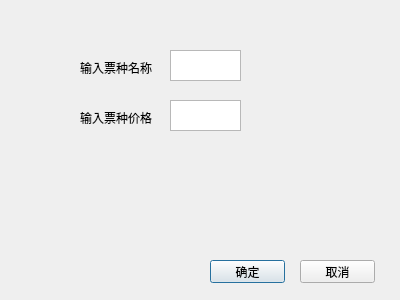
This is ui/ticket.ui in leexuehan/ParamGenerator as Qt 5 draws it before an edit. The edited form follows.
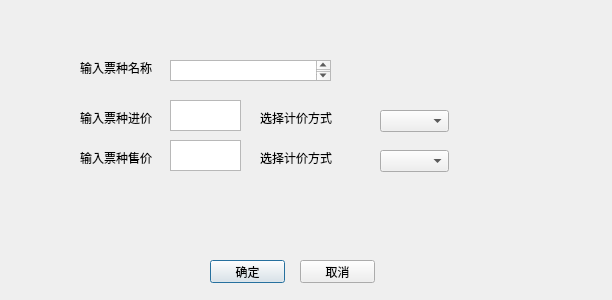
This is the edited form.

```diff
--- a/ui/ticket.ui
+++ b/ui/ticket.ui
@@ -6,7 +6,7 @@
    <rect>
     <x>0</x>
     <y>0</y>
-    <width>400</width>
+    <width>612</width>
     <height>300</height>
    </rect>
   </property>
@@ -30,9 +30,9 @@
    <property name="geometry">
     <rect>
      <x>170</x>
-     <y>50</y>
-     <width>71</width>
-     <height>31</height>
+     <y>60</y>
+     <width>161</width>
+     <height>21</height>
     </rect>
    </property>
   </widget>
@@ -46,7 +46,7 @@
     </rect>
    </property>
    <property name="text">
-    <string>输入票种价格</string>
+    <string>输入票种进价</string>
    </property>
   </widget>
   <widget class="QTextEdit" name="ticket_price_content">
@@ -85,6 +85,75 @@
     <string>取消</string>
    </property>
   </widget>
+  <widget class="QLabel" name="ticket_price_label_2">
+   <property name="geometry">
+    <rect>
+     <x>80</x>
+     <y>150</y>
+     <width>91</width>
+     <height>16</height>
+    </rect>
+   </property>
+   <property name="text">
+    <string>输入票种售价</string>
+   </property>
+  </widget>
+  <widget class="QTextEdit" name="ticket_price_content_2">
+   <property name="geometry">
+    <rect>
+     <x>170</x>
+     <y>140</y>
+     <width>71</width>
+     <height>31</height>
+    </rect>
+   </property>
+  </widget>
+  <widget class="QLabel" name="ticket_price_label_3">
+   <property name="geometry">
+    <rect>
+     <x>260</x>
+     <y>110</y>
+     <width>81</width>
+     <height>16</height>
+    </rect>
+   </property>
+   <property name="text">
+    <string>选择计价方式</string>
+   </property>
+  </widget>
+  <widget class="QComboBox" name="comboBox">
+   <property name="geometry">
+    <rect>
+     <x>380</x>
+     <y>110</y>
+     <width>69</width>
+     <height>22</height>
+    </rect>
+   </property>
+  </widget>
+  <widget class="QLabel" name="ticket_price_label_4">
+   <property name="geometry">
+    <rect>
+     <x>260</x>
+     <y>150</y>
+     <width>81</width>
+     <height>16</height>
+    </rect>
+   </property>
+   <property name="text">
+    <string>选择计价方式</string>
+   </property>
+  </widget>
+  <widget class="QComboBox" name="comboBox_2">
+   <property name="geometry">
+    <rect>
+     <x>380</x>
+     <y>150</y>
+     <width>69</width>
+     <height>22</height>
+    </rect>
+   </property>
+  </widget>
  </widget>
  <resources/>
  <connections>
```
